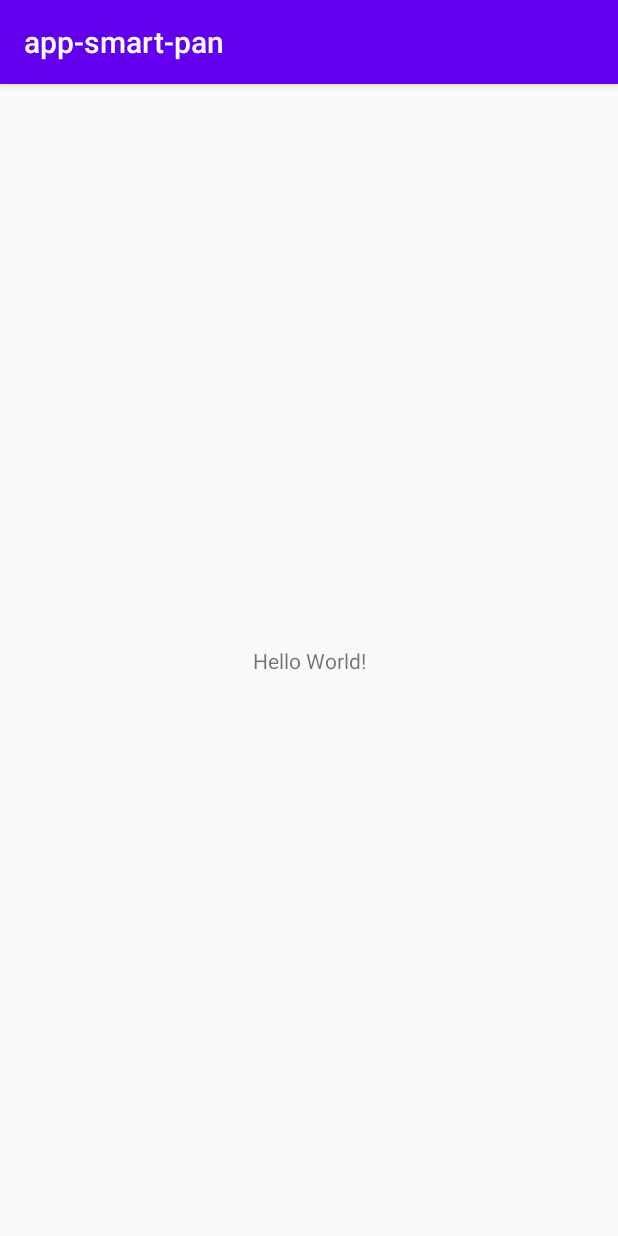
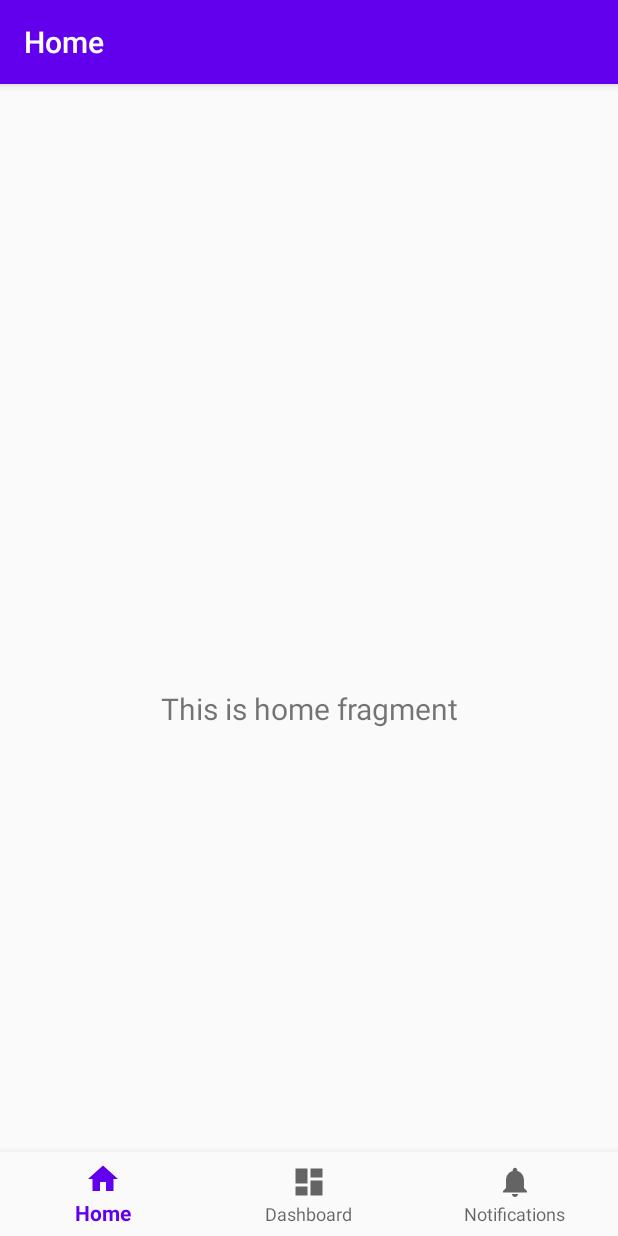
Before and after one commit to Leaf-Crp/app-smart-pan, an Android app: the screen it shows after launch (MainActivity), on a phone screen of 412 x 824 dp. Run offline under Robolectric (Android 15) with nearby library versions, the phone set to English and light mode, and no system bars; our stand-ins replace navigation-ui.

Commit message:
First Commit

```diff
--- a/mobile/src/main/java/com/example/app_smart_pan/MainActivity.java
+++ b/mobile/src/main/java/com/example/app_smart_pan/MainActivity.java
@@ -1,8 +1,14 @@
 package com.example.app_smart_pan;
 
+import android.os.Bundle;
+
 import androidx.appcompat.app.AppCompatActivity;
+import androidx.navigation.NavController;
+import androidx.navigation.Navigation;
+import androidx.navigation.ui.AppBarConfiguration;
+import androidx.navigation.ui.NavigationUI;
 
-import android.os.Bundle;
+import com.google.android.material.bottomnavigation.BottomNavigationView;
 
 public class MainActivity extends AppCompatActivity {
 
@@ -10,5 +16,15 @@ public class MainActivity extends AppCompatActivity {
     protected void onCreate(Bundle savedInstanceState) {
         super.onCreate(savedInstanceState);
         setContentView(R.layout.activity_main);
+        BottomNavigationView navView = findViewById(R.id.nav_view);
+        // Passing each menu ID as a set of Ids because each
+        // menu should be considered as top level destinations.
+        AppBarConfiguration appBarConfiguration = new AppBarConfiguration.Builder(
+                R.id.navigation_home, R.id.navigation_dashboard, R.id.navigation_notifications)
+                .build();
+        NavController navController = Navigation.findNavController(this, R.id.nav_host_fragment);
+        NavigationUI.setupActionBarWithNavController(this, navController, appBarConfiguration);
+        NavigationUI.setupWithNavController(navView, navController);
     }
+
 }
--- /dev/null
+++ b/mobile/src/main/java/com/example/app_smart_pan/ui/home/HomeFragment.java
@@ -0,0 +1,35 @@
+package com.example.app_smart_pan.ui.home;
+
+import android.os.Bundle;
+import android.view.LayoutInflater;
+import android.view.View;
+import android.view.ViewGroup;
+import android.widget.TextView;
+
+import androidx.annotation.NonNull;
+import androidx.annotation.Nullable;
+import androidx.fragment.app.Fragment;
+import androidx.lifecycle.Observer;
+import androidx.lifecycle.ViewModelProviders;
+
+import com.example.app_smart_pan.R;
+
+public class HomeFragment extends Fragment {
+
+    private HomeViewModel homeViewModel;
+
+    public View onCreateView(@NonNull LayoutInflater inflater,
+                             ViewGroup container, Bundle savedInstanceState) {
+        homeViewModel =
+                ViewModelProviders.of(this).get(HomeViewModel.class);
+        View root = inflater.inflate(R.layout.fragment_home, container, false);
+        final TextView textView = root.findViewById(R.id.text_home);
+        homeViewModel.getText().observe(getViewLifecycleOwner(), new Observer<String>() {
+            @Override
+            public void onChanged(@Nullable String s) {
+                textView.setText(s);
+            }
+        });
+        return root;
+    }
+}
--- /dev/null
+++ b/mobile/src/main/java/com/example/app_smart_pan/ui/home/HomeViewModel.java
@@ -0,0 +1,19 @@
+package com.example.app_smart_pan.ui.home;
+
+import androidx.lifecycle.LiveData;
+import androidx.lifecycle.MutableLiveData;
+import androidx.lifecycle.ViewModel;
+
+public class HomeViewModel extends ViewModel {
+
+    private MutableLiveData<String> mText;
+
+    public HomeViewModel() {
+        mText = new MutableLiveData<>();
+        mText.setValue("This is home fragment");
+    }
+
+    public LiveData<String> getText() {
+        return mText;
+    }
+}
--- /dev/null
+++ b/mobile/src/main/res/drawable/ic_dashboard_black_24dp.xml
@@ -0,0 +1,9 @@
+<vector xmlns:android="http://schemas.android.com/apk/res/android"
+    android:width="24dp"
+    android:height="24dp"
+    android:viewportWidth="24.0"
+    android:viewportHeight="24.0">
+    <path
+        android:fillColor="#FF000000"
+        android:pathData="M3,13h8L11,3L3,3v10zM3,21h8v-6L3,15v6zM13,21h8L21,11h-8v10zM13,3v6h8L21,3h-8z" />
+</vector>
--- /dev/null
+++ b/mobile/src/main/res/drawable/ic_home_black_24dp.xml
@@ -0,0 +1,9 @@
+<vector xmlns:android="http://schemas.android.com/apk/res/android"
+    android:width="24dp"
+    android:height="24dp"
+    android:viewportWidth="24.0"
+    android:viewportHeight="24.0">
+    <path
+        android:fillColor="#FF000000"
+        android:pathData="M10,20v-6h4v6h5v-8h3L12,3 2,12h3v8z" />
+</vector>
--- /dev/null
+++ b/mobile/src/main/res/drawable/ic_notifications_black_24dp.xml
@@ -0,0 +1,9 @@
+<vector xmlns:android="http://schemas.android.com/apk/res/android"
+    android:width="24dp"
+    android:height="24dp"
+    android:viewportWidth="24.0"
+    android:viewportHeight="24.0">
+    <path
+        android:fillColor="#FF000000"
+        android:pathData="M12,22c1.1,0 2,-0.9 2,-2h-4c0,1.1 0.89,2 2,2zM18,16v-5c0,-3.07 -1.64,-5.64 -4.5,-6.32L13.5,4c0,-0.83 -0.67,-1.5 -1.5,-1.5s-1.5,0.67 -1.5,1.5v0.68C7.63,5.36 6,7.92 6,11v5l-2,2v1h16v-1l-2,-2z" />
+</vector>
--- a/mobile/src/main/res/layout/activity_main.xml
+++ b/mobile/src/main/res/layout/activity_main.xml
@@ -1,18 +1,33 @@
 <?xml version="1.0" encoding="utf-8"?>
 <androidx.constraintlayout.widget.ConstraintLayout xmlns:android="http://schemas.android.com/apk/res/android"
     xmlns:app="http://schemas.android.com/apk/res-auto"
-    xmlns:tools="http://schemas.android.com/tools"
+    android:id="@+id/container"
     android:layout_width="match_parent"
     android:layout_height="match_parent"
-    tools:context=".MainActivity">
+    android:paddingTop="?attr/actionBarSize">
 
-    <TextView
-        android:layout_width="wrap_content"
+    <com.google.android.material.bottomnavigation.BottomNavigationView
+        android:id="@+id/nav_view"
+        android:layout_width="0dp"
         android:layout_height="wrap_content"
-        android:text="Hello World!"
+        android:layout_marginStart="0dp"
+        android:layout_marginEnd="0dp"
+        android:background="?android:attr/windowBackground"
         app:layout_constraintBottom_toBottomOf="parent"
         app:layout_constraintLeft_toLeftOf="parent"
         app:layout_constraintRight_toRightOf="parent"
-        app:layout_constraintTop_toTopOf="parent" />
+        app:menu="@menu/bottom_nav_menu" />
+
+    <fragment
+        android:id="@+id/nav_host_fragment"
+        android:name="androidx.navigation.fragment.NavHostFragment"
+        android:layout_width="match_parent"
+        android:layout_height="match_parent"
+        app:defaultNavHost="true"
+        app:layout_constraintBottom_toTopOf="@id/nav_view"
+        app:layout_constraintLeft_toLeftOf="parent"
+        app:layout_constraintRight_toRightOf="parent"
+        app:layout_constraintTop_toTopOf="parent"
+        app:navGraph="@navigation/mobile_navigation" />
 
 </androidx.constraintlayout.widget.ConstraintLayout>
--- /dev/null
+++ b/mobile/src/main/res/layout/fragment_home.xml
@@ -0,0 +1,22 @@
+<?xml version="1.0" encoding="utf-8"?>
+<androidx.constraintlayout.widget.ConstraintLayout xmlns:android="http://schemas.android.com/apk/res/android"
+    xmlns:app="http://schemas.android.com/apk/res-auto"
+    xmlns:tools="http://schemas.android.com/tools"
+    android:layout_width="match_parent"
+    android:layout_height="match_parent"
+    tools:context=".ui.home.HomeFragment">
+
+    <TextView
+        android:id="@+id/text_home"
+        android:layout_width="match_parent"
+        android:layout_height="wrap_content"
+        android:layout_marginStart="8dp"
+        android:layout_marginTop="8dp"
+        android:layout_marginEnd="8dp"
+        android:textAlignment="center"
+        android:textSize="20sp"
+        app:layout_constraintBottom_toBottomOf="parent"
+        app:layout_constraintEnd_toEndOf="parent"
+        app:layout_constraintStart_toStartOf="parent"
+        app:layout_constraintTop_toTopOf="parent" />
+</androidx.constraintlayout.widget.ConstraintLayout>
--- /dev/null
+++ b/mobile/src/main/res/menu/bottom_nav_menu.xml
@@ -0,0 +1,19 @@
+<?xml version="1.0" encoding="utf-8"?>
+<menu xmlns:android="http://schemas.android.com/apk/res/android">
+
+    <item
+        android:id="@+id/navigation_home"
+        android:icon="@drawable/ic_home_black_24dp"
+        android:title="@string/title_home" />
+
+    <item
+        android:id="@+id/navigation_dashboard"
+        android:icon="@drawable/ic_dashboard_black_24dp"
+        android:title="@string/title_dashboard" />
+
+    <item
+        android:id="@+id/navigation_notifications"
+        android:icon="@drawable/ic_notifications_black_24dp"
+        android:title="@string/title_notifications" />
+
+</menu>
--- /dev/null
+++ b/mobile/src/main/res/navigation/mobile_navigation.xml
@@ -0,0 +1,25 @@
+<?xml version="1.0" encoding="utf-8"?>
+<navigation xmlns:android="http://schemas.android.com/apk/res/android"
+    xmlns:app="http://schemas.android.com/apk/res-auto"
+    xmlns:tools="http://schemas.android.com/tools"
+    android:id="@+id/mobile_navigation"
+    app:startDestination="@+id/navigation_home">
+
+    <fragment
+        android:id="@+id/navigation_home"
+        android:name="com.example.app_smart_pan.ui.home.HomeFragment"
+        android:label="@string/title_home"
+        tools:layout="@layout/fragment_home" />
+
+    <fragment
+        android:id="@+id/navigation_dashboard"
+        android:name="com.example.app_smart_pan.ui.dashboard.DashboardFragment"
+        android:label="@string/title_dashboard"
+        tools:layout="@layout/fragment_dashboard" />
+
+    <fragment
+        android:id="@+id/navigation_notifications"
+        android:name="com.example.app_smart_pan.ui.notifications.NotificationsFragment"
+        android:label="@string/title_notifications"
+        tools:layout="@layout/fragment_notifications" />
+</navigation>
--- /dev/null
+++ b/mobile/src/main/res/values/dimens.xml
@@ -0,0 +1,5 @@
+<resources>
+    <!-- Default screen margins, per the Android Design guidelines. -->
+    <dimen name="activity_horizontal_margin">16dp</dimen>
+    <dimen name="activity_vertical_margin">16dp</dimen>
+</resources>
--- a/mobile/src/main/res/values/strings.xml
+++ b/mobile/src/main/res/values/strings.xml
@@ -1,3 +1,6 @@
 <resources>
-    <string name="app_name">app-smart-pan</string>
+    <string name="app_name">My Application</string>
+    <string name="title_home">Home</string>
+    <string name="title_dashboard">Dashboard</string>
+    <string name="title_notifications">Notifications</string>
 </resources>
--- a/wear/build.gradle
+++ b/wear/build.gradle
@@ -6,7 +6,7 @@ android {
 
     defaultConfig {
         applicationId "com.example.app_smart_pan"
-        minSdkVersion 28
+        minSdkVersion 24
         targetSdkVersion 29
         versionCode 1
         versionName "1.0"
```
Also changed, not shown: mobile/build.gradle (+6 -1 lines), mobile/src/main/java/com/example/app_smart_pan/ui/dashboard/DashboardFragment.java (added, +36 -0 lines), mobile/src/main/java/com/example/app_smart_pan/ui/dashboard/DashboardViewModel.java (added, +19 -0 lines), mobile/src/main/java/com/example/app_smart_pan/ui/notifications/NotificationsFragment.java (added, +35 -0 lines), mobile/src/main/java/com/example/app_smart_pan/ui/notifications/NotificationsViewModel.java (added, +19 -0 lines), mobile/src/main/res/layout/fragment_dashboard.xml (added, +22 -0 lines), mobile/src/main/res/layout/fragment_notifications.xml (added, +22 -0 lines).
